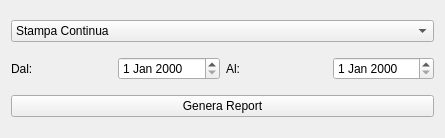
This is cbuoni.ui in fblabs/cimiapp2 as Qt 5 draws it before an edit. The edited form follows.
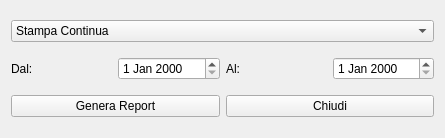
This is the edited form. Icons and pictures are not drawn.

```diff
--- a/cbuoni.ui
+++ b/cbuoni.ui
@@ -67,6 +67,8 @@
     </layout>
    </item>
    <item>
+    <layout class="QHBoxLayout" name="horizontalLayout">
+     <item>
     <widget class="QPushButton" name="pushButton">
      <property name="text">
       <string>Genera Report</string>
@@ -82,6 +84,25 @@
       </size>
      </property>
     </widget>
+     </item>
+     <item>
+      <widget class="QPushButton" name="pushButton_2">
+       <property name="text">
+        <string>Chiudi</string>
+       </property>
+       <property name="icon">
+        <iconset resource="graphics.qrc">
+         <normaloff>:/Resources/Actions-window-close-icon.png</normaloff>:/Resources/Actions-window-close-icon.png</iconset>
+       </property>
+       <property name="iconSize">
+        <size>
+         <width>32</width>
+         <height>32</height>
+        </size>
+       </property>
+      </widget>
+     </item>
+    </layout>
    </item>
   </layout>
  </widget>
```
Lines whose indentation alone changed are shown as unchanged.
